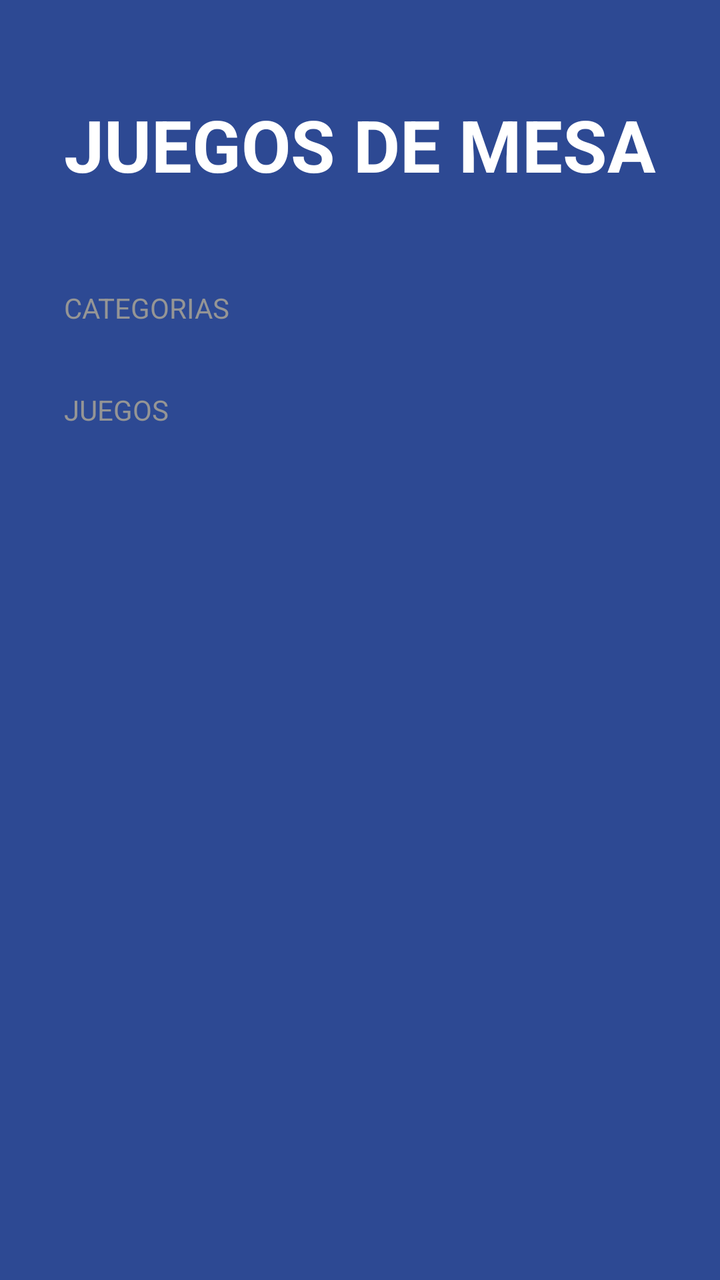
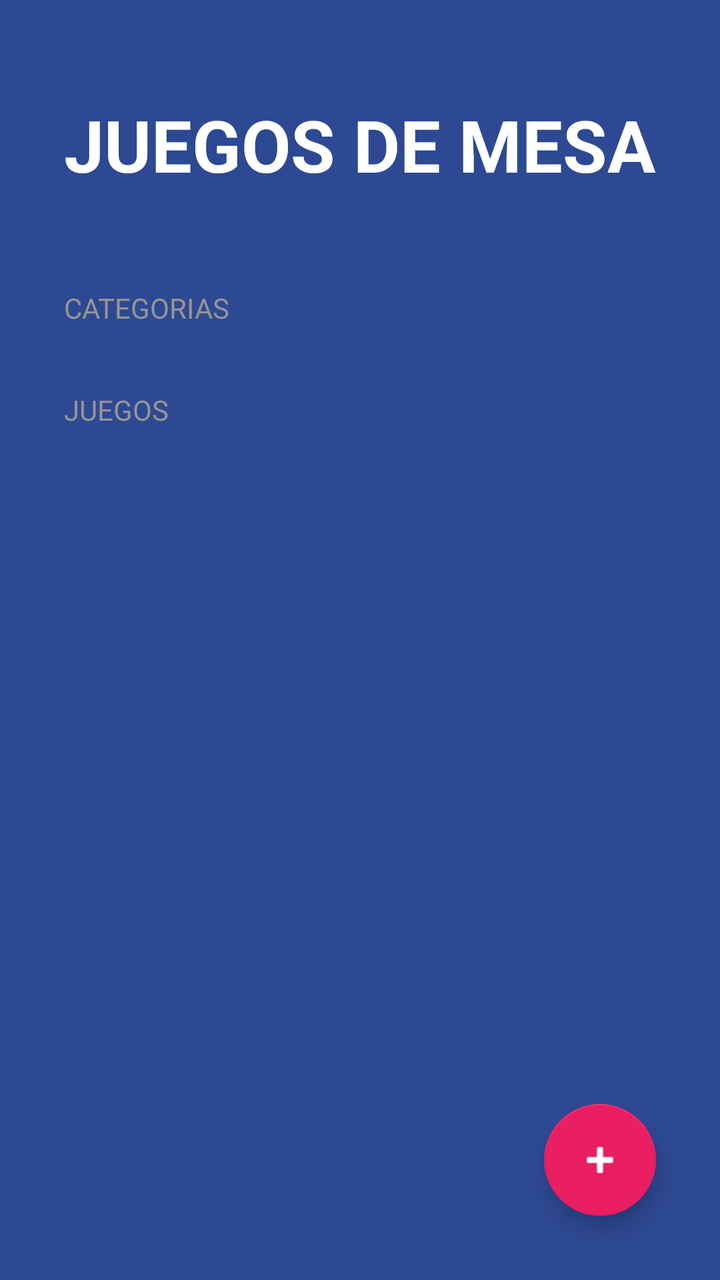

Before-and-after screenshots of an Android layout around one commit, followed by the original layout XML and the change that was made.
<!-- AndroidManifest.xml: activity theme Theme.BoardGamesApp -->
<!-- res/layout/activity_board_games.xml -->
<?xml version="1.0" encoding="utf-8"?>
<LinearLayout
    xmlns:android="http://schemas.android.com/apk/res/android"
    xmlns:app="http://schemas.android.com/apk/res-auto"
    xmlns:tools="http://schemas.android.com/tools"
    android:id="@+id/main"
    android:layout_width="match_parent"
    android:layout_height="match_parent"
    android:background="@color/bgapp_background_app"
    android:orientation="vertical"
    tools:context=".BoardGamesApp.BoardGamesActivity">

    <TextView
        android:layout_width="wrap_content"
        android:layout_height="wrap_content"
        android:layout_marginHorizontal="32dp"
        android:layout_marginVertical="48dp"
        android:text="@string/boardGames"
        android:textAllCaps="true"
        android:textColor="@color/white"
        android:textSize="36sp"
        android:textStyle="bold"/>

    <TextView
        style="@style/BoardGamesSubtitle"
        android:layout_width="wrap_content"
        android:layout_height="wrap_content"
        android:text="@string/categories"/>

    <androidx.recyclerview.widget.RecyclerView
        android:id="@+id/rvCategories"
        android:layout_width="match_parent"
        android:layout_height="wrap_content"/>

    <TextView
        style="@style/BoardGamesSubtitle"
        android:layout_width="wrap_content"
        android:layout_height="wrap_content"
        android:layout_marginTop="32dp"
        android:text="@string/games"/>

    <androidx.recyclerview.widget.RecyclerView
        android:id="@+id/rvGames"
        android:layout_width="match_parent"
        android:layout_height="wrap_content"
        android:layout_marginHorizontal="32dp"
        android:layout_marginTop="16dp"/>

</LinearLayout>
<!-- resources referenced by this layout -->
<resources>
  <color name="bgapp_background_app">#FF2D4993</color>
  <color name="white">#FFFFFFFF</color>
  <string name="boardGames">Juegos de mesa</string>
  <string name="categories">Categorias</string>
  <string name="games">Juegos</string>
  <style name="BoardGamesSubtitle">
          <item name="textAllCaps">true</item>
          <item name="android:textColor">@color/bgapp_subtitle_text</item>
          <item name="android:layout_marginHorizontal" tools:targetApi="o">32dp</item>
      </style>
  <style name="Theme.BoardGamesApp" parent="Theme.MaterialComponents.DayNight.NoActionBar">
          <item name="colorPrimary">@color/purple_500</item>
          <item name="colorPrimaryVariant">@color/purple_700</item>
          <item name="colorOnPrimary">@color/white</item>
          <item name="colorSecondary">@color/teal_200</item>
          <item name="colorSecondaryVariant">@color/teal_700</item>
          <item name="colorOnSecondary">@color/black</item>
          <item name="android:statusBarColor">@color/bgapp_background_app</item>
      </style>
  <color name="bgapp_subtitle_text">#959595</color>
  <color name="purple_500">#FF6200EE</color>
  <color name="purple_700">#FF3700B3</color>
  <color name="teal_200">#FF03DAC5</color>
  <color name="teal_700">#FF018786</color>
  <color name="black">#FF000000</color>
</resources>

<!-- the commit's change to res/layout/activity_board_games.xml (unified diff, before → after) -->
@@ -1,49 +1,67 @@
 <?xml version="1.0" encoding="utf-8"?>
-<LinearLayout
-    xmlns:android="http://schemas.android.com/apk/res/android"
+<FrameLayout xmlns:android="http://schemas.android.com/apk/res/android"
     xmlns:app="http://schemas.android.com/apk/res-auto"
     xmlns:tools="http://schemas.android.com/tools"
-    android:id="@+id/main"
     android:layout_width="match_parent"
-    android:layout_height="match_parent"
-    android:background="@color/bgapp_background_app"
-    android:orientation="vertical"
-    tools:context=".BoardGamesApp.BoardGamesActivity">
+    android:layout_height="match_parent">
 
-    <TextView
+    <LinearLayout xmlns:android="http://schemas.android.com/apk/res/android"
+        xmlns:app="http://schemas.android.com/apk/res-auto"
+        xmlns:tools="http://schemas.android.com/tools"
+        android:id="@+id/main"
+        android:layout_width="match_parent"
+        android:layout_height="match_parent"
+        android:background="@color/bgapp_background_app"
+        android:orientation="vertical"
+        tools:context=".BoardGamesApp.BoardGamesActivity">
+
+        <TextView
+            android:layout_width="wrap_content"
+            android:layout_height="wrap_content"
+            android:layout_marginHorizontal="32dp"
+            android:layout_marginVertical="48dp"
+            android:text="@string/boardGames"
+            android:textAllCaps="true"
+            android:textColor="@color/white"
+            android:textSize="36sp"
+            android:textStyle="bold" />
+
+        <TextView
+            style="@style/BoardGamesSubtitle"
+            android:layout_width="wrap_content"
+            android:layout_height="wrap_content"
+            android:text="@string/categories" />
+
+        <androidx.recyclerview.widget.RecyclerView
+            android:id="@+id/rvCategories"
+            android:layout_width="match_parent"
+            android:layout_height="wrap_content" />
+
+        <TextView
+            style="@style/BoardGamesSubtitle"
+            android:layout_width="wrap_content"
+            android:layout_height="wrap_content"
+            android:layout_marginTop="32dp"
+            android:text="@string/games" />
+
+        <androidx.recyclerview.widget.RecyclerView
+            android:id="@+id/rvGames"
+            android:layout_width="match_parent"
+            android:layout_height="wrap_content"
+            android:layout_marginHorizontal="32dp"
+            android:layout_marginTop="16dp" />
+
+    </LinearLayout>
+
+    <com.google.android.material.floatingactionbutton.FloatingActionButton
+        android:id="@+id/fabAddGame"
         android:layout_width="wrap_content"
         android:layout_height="wrap_content"
-        android:layout_marginHorizontal="32dp"
-        android:layout_marginVertical="48dp"
-        android:text="@string/boardGames"
-        android:textAllCaps="true"
-        android:textColor="@color/white"
-        android:textSize="36sp"
-        android:textStyle="bold"/>
+        android:layout_gravity="end|bottom"
+        android:layout_margin="32dp"
+        android:src="@android:drawable/ic_input_add"
+        android:contentDescription="Añade un juego"
+        app:backgroundTint="@color/bgapp_accent"
+        app:tint="@color/white"/>
 
-    <TextView
-        style="@style/BoardGamesSubtitle"
-        android:layout_width="wrap_content"
-        android:layout_height="wrap_content"
-        android:text="@string/categories"/>
-
-    <androidx.recyclerview.widget.RecyclerView
-        android:id="@+id/rvCategories"
-        android:layout_width="match_parent"
-        android:layout_height="wrap_content"/>
-
-    <TextView
-        style="@style/BoardGamesSubtitle"
-        android:layout_width="wrap_content"
-        android:layout_height="wrap_content"
-        android:layout_marginTop="32dp"
-        android:text="@string/games"/>
-
-    <androidx.recyclerview.widget.RecyclerView
-        android:id="@+id/rvGames"
-        android:layout_width="match_parent"
-        android:layout_height="wrap_content"
-        android:layout_marginHorizontal="32dp"
-        android:layout_marginTop="16dp"/>
-
-</LinearLayout>
+</FrameLayout>
<!-- resource entries referenced after the edit -->
@@ -1,5 +1,6 @@
 <!-- resources referenced by this layout -->
 <resources>
+  <color name="bgapp_accent">#E91E63</color>
   <color name="bgapp_background_app">#FF2D4993</color>
   <color name="white">#FFFFFFFF</color>
   <string name="boardGames">Juegos de mesa</string>
